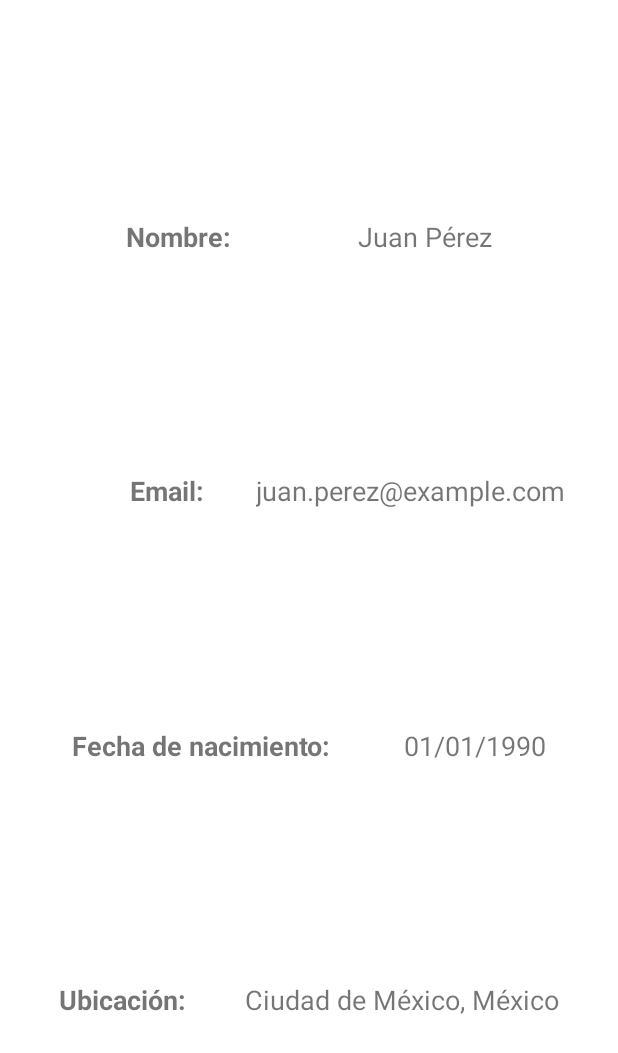
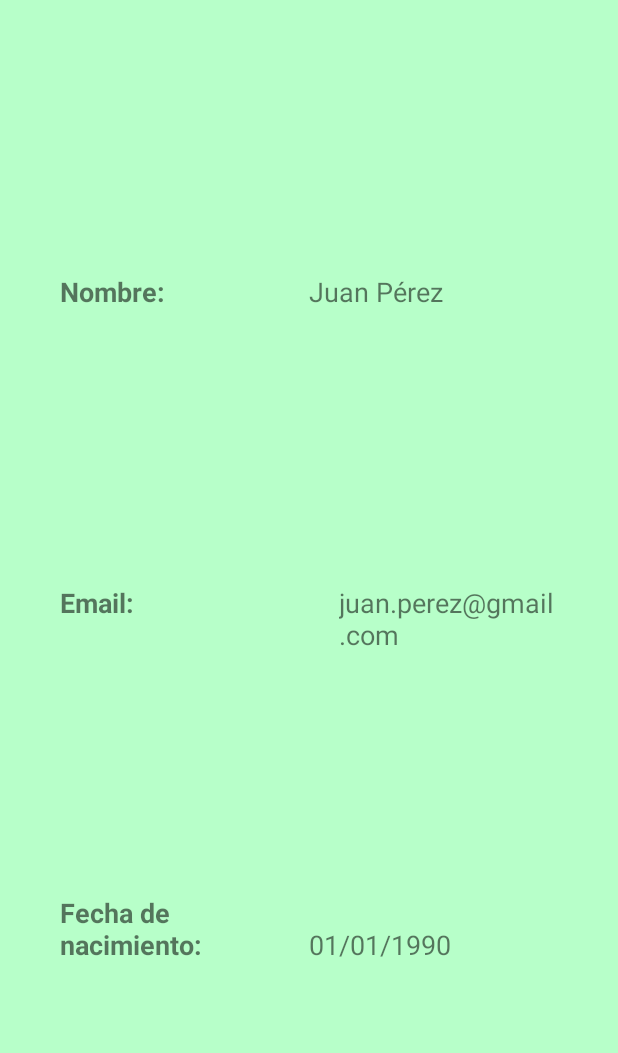
Before and after one commit to marcespasa11/MyRoutes, an Android app: the layout fragment_profile.xml on its own in the app's theme, with its tools: preview values and no code run, on a phone screen of 412 x 824 dp. Shown: the top 1053 px of the screen. Run offline under Robolectric (Android 15) with nearby library versions, the phone set to English and light mode, and no system bars.

Commit message:
perfil v2 + background color = "#B7FFC9"

```diff
--- a/app/src/main/java/com/maresgon/myroutes/Activities/LoggedActivity.kt
+++ b/app/src/main/java/com/maresgon/myroutes/Activities/LoggedActivity.kt
@@ -33,6 +33,11 @@ class LoggedActivity : AppCompatActivity() {
 
         setCurrentFragment(firstFragment)
 
+        val intent = intent
+        // receive the value by getStringExtra() method and
+        // key must be same which is send by first activity
+        val str = intent.getStringExtra("edad")
+        println(str)
 
         bottomNavigationView.setOnNavigationItemSelectedListener {
             when (it.itemId) {
--- a/app/src/main/java/com/maresgon/myroutes/Fragments/LoginFragment.kt
+++ b/app/src/main/java/com/maresgon/myroutes/Fragments/LoginFragment.kt
@@ -1,9 +1,9 @@
 package com.maresgon.myroutes.Fragments
 
+import android.content.Context
 import android.content.Intent
 import android.os.Bundle
 import android.text.TextUtils
-import androidx.fragment.app.Fragment
 import android.view.LayoutInflater
 import android.view.View
 import android.view.ViewGroup
@@ -11,11 +11,12 @@ import android.widget.EditText
 import android.widget.TextView
 import android.widget.Toast
 import androidx.appcompat.app.AppCompatActivity
+import androidx.fragment.app.Fragment
 import androidx.navigation.fragment.findNavController
 import com.google.firebase.auth.FirebaseAuth
 import com.maresgon.myroutes.Activities.LoggedActivity
 import com.maresgon.myroutes.R
-import com.maresgon.myroutes.databinding.FragmentLoginBinding
+
 
 //import com.maresgon.myroutes.databinding.FragmentFirstBinding
 
@@ -53,7 +54,10 @@ class LoginFragment : Fragment() {
                 auth.signInWithEmailAndPassword(txt_email, txt_password).addOnCompleteListener { task ->
                     if (task.isSuccessful) {
                         Toast.makeText(activity, "Logged-in successful!", Toast.LENGTH_SHORT).show()
-                        startActivity(Intent(activity, LoggedActivity::class.java))
+                        val intent = Intent(activity, LoggedActivity::class.java)
+                        //Passar info//intent.putExtra("usuari", txt_email)
+                        startActivity(intent)
+                        //startActivity(Intent(activity, LoggedActivity::class.java))
                     } else {
                         Toast.makeText(activity,
                             "Your email or password doesn't exist!",
--- a/app/src/main/java/com/maresgon/myroutes/Fragments/ProfileFragment.kt
+++ b/app/src/main/java/com/maresgon/myroutes/Fragments/ProfileFragment.kt
@@ -6,6 +6,11 @@ import android.view.LayoutInflater
 import android.view.View
 import android.view.ViewGroup
 import android.widget.TextView
+import com.google.firebase.database.DataSnapshot
+import com.google.firebase.database.DatabaseError
+import com.google.firebase.database.ValueEventListener
+import com.google.firebase.database.ktx.database
+import com.google.firebase.ktx.Firebase
 import com.maresgon.myroutes.Classes.User
 import com.maresgon.myroutes.R
 
--- a/app/src/main/res/layout/fragment_logged.xml
+++ b/app/src/main/res/layout/fragment_logged.xml
@@ -4,6 +4,7 @@
     xmlns:tools="http://schemas.android.com/tools"
     android:layout_width="match_parent"
     android:layout_height="match_parent"
+    android:background="#B7FFC9"
     tools:context=".Fragments.LoggedFragment">
 
     <androidx.recyclerview.widget.RecyclerView
--- a/app/src/main/res/layout/fragment_login.xml
+++ b/app/src/main/res/layout/fragment_login.xml
@@ -4,6 +4,7 @@
     xmlns:tools="http://schemas.android.com/tools"
     android:layout_width="match_parent"
     android:layout_height="match_parent"
+    android:background="#B7FFC9"
     tools:context=".Fragments.LoginFragment">
 
     <TextView
--- a/app/src/main/res/layout/fragment_map.xml
+++ b/app/src/main/res/layout/fragment_map.xml
@@ -3,6 +3,7 @@
     xmlns:tools="http://schemas.android.com/tools"
     android:layout_width="match_parent"
     android:layout_height="match_parent"
+    android:background="#B7FFC9"
     xmlns:map="http://schemas.android.com/apk/res-auto"
     tools:context=".Fragments.MapFragment">
     <fragment
--- a/app/src/main/res/layout/fragment_profile.xml
+++ b/app/src/main/res/layout/fragment_profile.xml
@@ -4,6 +4,7 @@
     xmlns:tools="http://schemas.android.com/tools"
     android:layout_width="match_parent"
     android:layout_height="match_parent"
+    android:background="#B7FFC9"
     tools:context=".Fragments.ProfileFragment">
 
     <androidx.constraintlayout.widget.ConstraintLayout
@@ -12,8 +13,9 @@
 
         <TextView
             android:id="@+id/profile_name"
-            android:layout_width="wrap_content"
+            android:layout_width="0dp"
             android:layout_height="wrap_content"
+            android:layout_marginStart="40dp"
             android:text="Nombre:"
             android:textSize="18sp"
             android:textStyle="bold"
@@ -24,8 +26,9 @@
 
         <TextView
             android:id="@+id/item_name"
-            android:layout_width="wrap_content"
+            android:layout_width="0dp"
             android:layout_height="wrap_content"
+            android:layout_marginEnd="40dp"
             android:layout_toRightOf="@id/profile_name"
             android:text="Juan Pérez"
             android:textSize="18sp"
@@ -36,10 +39,11 @@
 
         <TextView
             android:id="@+id/profile_email"
-            android:layout_width="wrap_content"
+            android:layout_width="0dp"
             android:layout_height="wrap_content"
             android:layout_below="@id/profile_name"
-            android:layout_marginStart="51dp"
+            android:layout_marginStart="40dp"
+            android:layout_marginEnd="40dp"
             android:text="Email:"
             android:textSize="18sp"
             android:textStyle="bold"
@@ -50,11 +54,12 @@
 
         <TextView
             android:id="@+id/item_email"
-            android:layout_width="wrap_content"
+            android:layout_width="0dp"
             android:layout_height="wrap_content"
             android:layout_below="@id/item_name"
+            android:layout_marginEnd="40dp"
             android:layout_toRightOf="@id/profile_email"
-            android:text="juan.perez@example.com"
+            android:text="juan.perez@gmail.com"
             android:textSize="18sp"
             app:layout_constraintBottom_toTopOf="@+id/item_birth"
             app:layout_constraintEnd_toEndOf="parent"
@@ -63,55 +68,31 @@
 
         <TextView
             android:id="@+id/profile_birth"
-            android:layout_width="wrap_content"
+            android:layout_width="0dp"
             android:layout_height="wrap_content"
             android:layout_below="@id/profile_email"
+            android:layout_marginStart="40dp"
             android:text="Fecha de nacimiento:"
             android:textSize="18sp"
             android:textStyle="bold"
-            app:layout_constraintBottom_toTopOf="@+id/profile_location"
+            app:layout_constraintBottom_toBottomOf="parent"
             app:layout_constraintEnd_toStartOf="@+id/item_birth"
             app:layout_constraintStart_toStartOf="parent"
             app:layout_constraintTop_toBottomOf="@+id/profile_email" />
 
         <TextView
             android:id="@+id/item_birth"
-            android:layout_width="wrap_content"
+            android:layout_width="0dp"
             android:layout_height="wrap_content"
             android:layout_below="@id/item_email"
+            android:layout_marginEnd="40dp"
             android:layout_toRightOf="@id/profile_birth"
             android:text="01/01/1990"
             android:textSize="18sp"
-            app:layout_constraintBottom_toTopOf="@+id/item_location_user"
+            app:layout_constraintBottom_toBottomOf="parent"
             app:layout_constraintEnd_toEndOf="parent"
             app:layout_constraintStart_toEndOf="@+id/profile_birth"
             app:layout_constraintTop_toBottomOf="@+id/item_email" />
 
-        <TextView
-            android:id="@+id/profile_location"
-            android:layout_width="wrap_content"
-            android:layout_height="wrap_content"
-            android:layout_below="@id/profile_birth"
-            android:text="Ubicación:"
-            android:textSize="18sp"
-            android:textStyle="bold"
-            app:layout_constraintBottom_toBottomOf="parent"
-            app:layout_constraintEnd_toStartOf="@+id/item_location_user"
-            app:layout_constraintStart_toStartOf="parent"
-            app:layout_constraintTop_toBottomOf="@+id/profile_birth" />
-
-        <TextView
-            android:id="@+id/item_location_user"
-            android:layout_width="wrap_content"
-            android:layout_height="wrap_content"
-            android:layout_below="@id/item_birth"
-            android:layout_toRightOf="@id/profile_location"
-            android:text="Ciudad de México, México"
-            android:textSize="18sp"
-            app:layout_constraintBottom_toBottomOf="parent"
-            app:layout_constraintEnd_toEndOf="parent"
-            app:layout_constraintStart_toEndOf="@+id/profile_location"
-            app:layout_constraintTop_toBottomOf="@+id/item_birth" />
-
     </androidx.constraintlayout.widget.ConstraintLayout>
 </FrameLayout>
--- a/app/src/main/res/layout/fragment_publish.xml
+++ b/app/src/main/res/layout/fragment_publish.xml
@@ -4,6 +4,7 @@
     xmlns:tools="http://schemas.android.com/tools"
     android:layout_width="match_parent"
     android:layout_height="match_parent"
+    android:background="#B7FFC9"
     tools:context=".Fragments.PublishFragment">
 
     <TextView
--- a/app/src/main/res/layout/fragment_register.xml
+++ b/app/src/main/res/layout/fragment_register.xml
@@ -5,6 +5,7 @@
     android:id="@+id/returnButton"
     android:layout_width="match_parent"
     android:layout_height="match_parent"
+    android:background="#B7FFC9"
     tools:context=".Fragments.RegisterFragment">
 
     <TextView
--- a/app/src/main/res/values/colors.xml
+++ b/app/src/main/res/values/colors.xml
@@ -1,5 +1,5 @@
 <?xml version="1.0" encoding="utf-8"?>
-<resources>
+<resources xmlns:tools="http://schemas.android.com/tools">
     <color name="purple_200">#FFBB86FC</color>
     <color name="purple_500">#FF6200EE</color>
     <color name="purple_700">#FF3700B3</color>
```
Also changed, not shown: app/src/main/java/com/maresgon/myroutes/Fragments/RegisterFragment.kt (line endings or trailing spaces).
